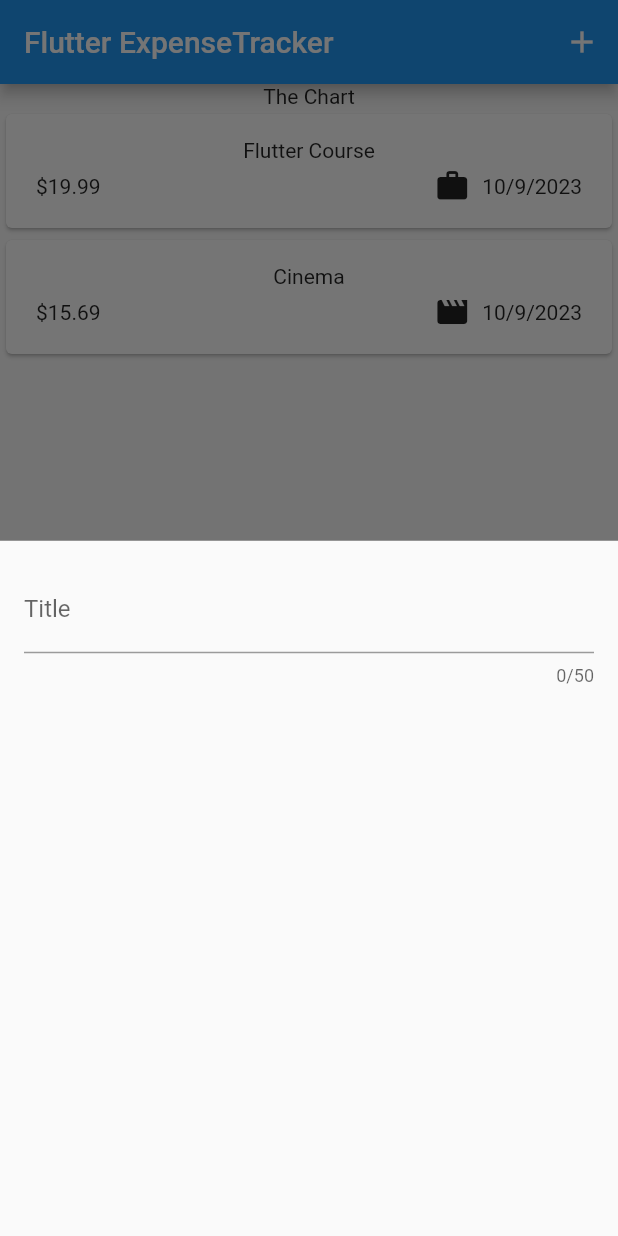
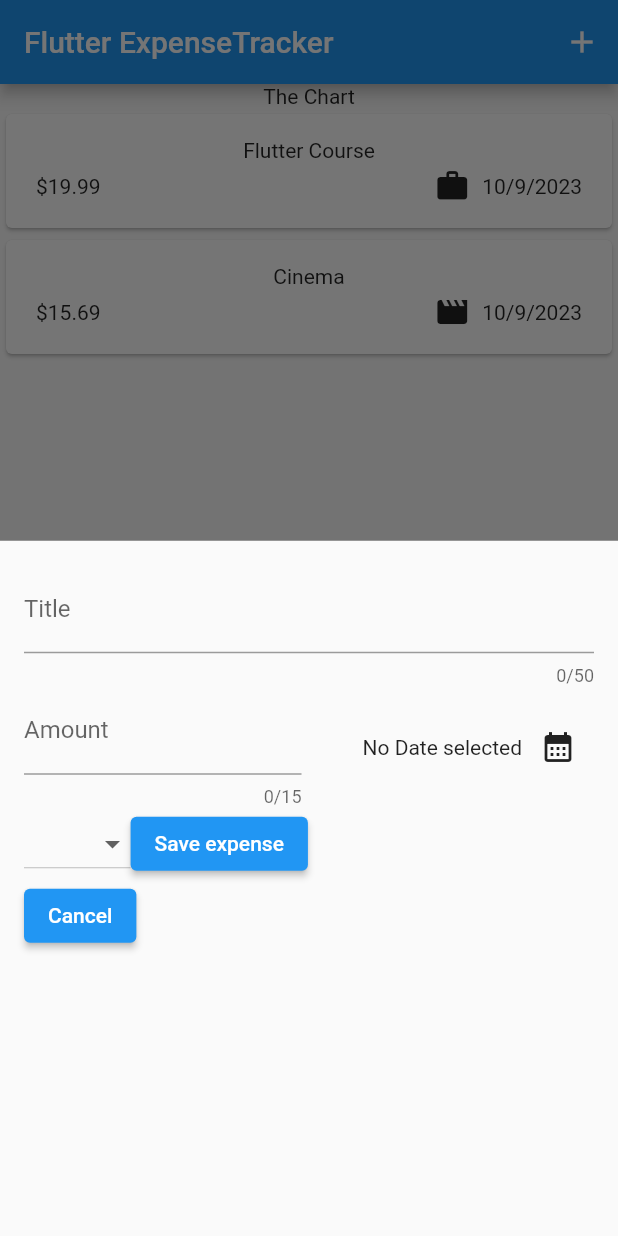
Before and after one commit to decepticon02/expense_tracker, a Flutter app: the screen it shows after launch, after a tap on the "add" icon, on a phone screen of 412 x 824 dp. Run offline on Flutter 3.47's test engine with Material 2 defaults, Android fonts, the phone set to English and light mode, and no system bars.

Commit message:
treci deo

```diff
--- a/lib/widgets/expenses.dart
+++ b/lib/widgets/expenses.dart
@@ -1,7 +1,8 @@
 import 'package:expense_tracker/models/expense.dart';
-import 'package:expense_tracker/widgets/new_expense.dart';
 import 'package:flutter/material.dart';
 import 'package:expense_tracker/widgets/expenses_list/expenses_list.dart';
+
+import 'new_expense.dart';
 class Expenses extends StatefulWidget{
     const Expenses({super.key});
 
--- a/lib/widgets/new_expense.dart
+++ b/lib/widgets/new_expense.dart
@@ -1,4 +1,9 @@
+
 import 'package:flutter/material.dart';
+import 'package:intl/intl.dart';
+import 'package:expense_tracker/models/expense.dart';
+
+final formatter = DateFormat.yMd();
 
 class NewExpense extends StatefulWidget{
   const NewExpense({super.key});
@@ -10,19 +15,123 @@ class NewExpense extends StatefulWidget{
 
 }
 class _NewExpenseState extends State<NewExpense>{
+  /*// funkcija za cuvanje unetog teksta
+  var _enteredTitle ='';
+
+  void _saveTitleInput(String inputValue){
+    _enteredTitle = inputValue;
+  }*/
+
+  // objekat optimizovan za unos teksta
+ final _titleControler = TextEditingController();
+ final _amountControler = TextEditingController();
+  DateTime? _selectedDate;
+ void _presentDatePicker () async {
+   final now = DateTime.now();
+   final firstDate = DateTime(now.year - 1, now.month,now.day);
+    //async i await sluze za buduce vrednosti koje sa biraju
+   final pickedDate = await showDatePicker( // objekat koji nam otvara kalendar
+       context: context,
+       initialDate: now,
+       firstDate: firstDate,
+       lastDate: now,
+   );
+   setState(() {
+     _selectedDate = pickedDate;
+   });
+ }
+
+  @override
+  void dispose() {
+    _titleControler.dispose();
+    _amountControler.dispose();// otklanja memoriju bespotrebnog teksta
+    super.dispose();
+  }
+
+
+
+
   @override
   Widget build(BuildContext context) {
 
-    return const Padding(
-        padding: EdgeInsets.all(16),
+    return  Padding(
+        padding: const EdgeInsets.all(16),
       child: Column(
         children: [
           TextField(
+            //onChanged: _saveTitleInput,
+            controller: _titleControler,
             maxLength: 50,
            // keyboardType: TextInputType.text,
-            decoration: InputDecoration(
+            decoration: const InputDecoration(
+
               label: Text('Title'),
             ),
+          ),
+          Row(
+            children: [
+              Expanded(
+                child: TextField(
+                  //onChanged: _saveTitleInput,
+                  controller: _amountControler,
+                  maxLength: 15,
+                  keyboardType: TextInputType.number,
+                  decoration: const InputDecoration(
+                    prefixText: '\$ ',
+                    label: Text('Amount'),
+                  ),
+                ),
+              ),
+              const SizedBox( width: 10,),
+              Expanded(
+                child: Row(
+                  mainAxisAlignment: MainAxisAlignment.end,
+                  crossAxisAlignment: CrossAxisAlignment.center,
+                  children: [
+                    // ! sluzi da objasni flateru da _selectedDate nece biti null
+                   Text(_selectedDate ==null ? 'No Date selected': formatter.format(_selectedDate!)),
+                    IconButton(onPressed: _presentDatePicker,
+                        icon: const Icon(Icons.calendar_month)),
+                  ],
+                ),
+              ),
+            ],
+          ),
+
+
+          Row(
+            children: [
+              DropdownButton(
+                  items: Category.values.map((category)=> DropdownMenuItem(
+                    value: category,
+                      child: Text(category.name.toString(),),
+                  ),
+                  ).toList(),
+                  onChanged: (value){
+                    print(value);
+                  },
+              ),
+
+              ElevatedButton(
+                  onPressed: (){
+                    //print(_enteredTitle);
+                    print(_titleControler.text);
+                    print(_amountControler.text);
+                  },
+                  child: const Text("Save expense"),
+              ),
+            ],
+          ),
+          Row(
+            children: [
+              ElevatedButton(
+                onPressed: (){
+                  Navigator.pop(context);// klasa cija fja pop sklanja trenutni ekran
+
+                },
+                child: const Text("Cancel"),
+              ),
+            ],
           ),
         ],
       ),
```
Also changed, not shown: 1 other file.
